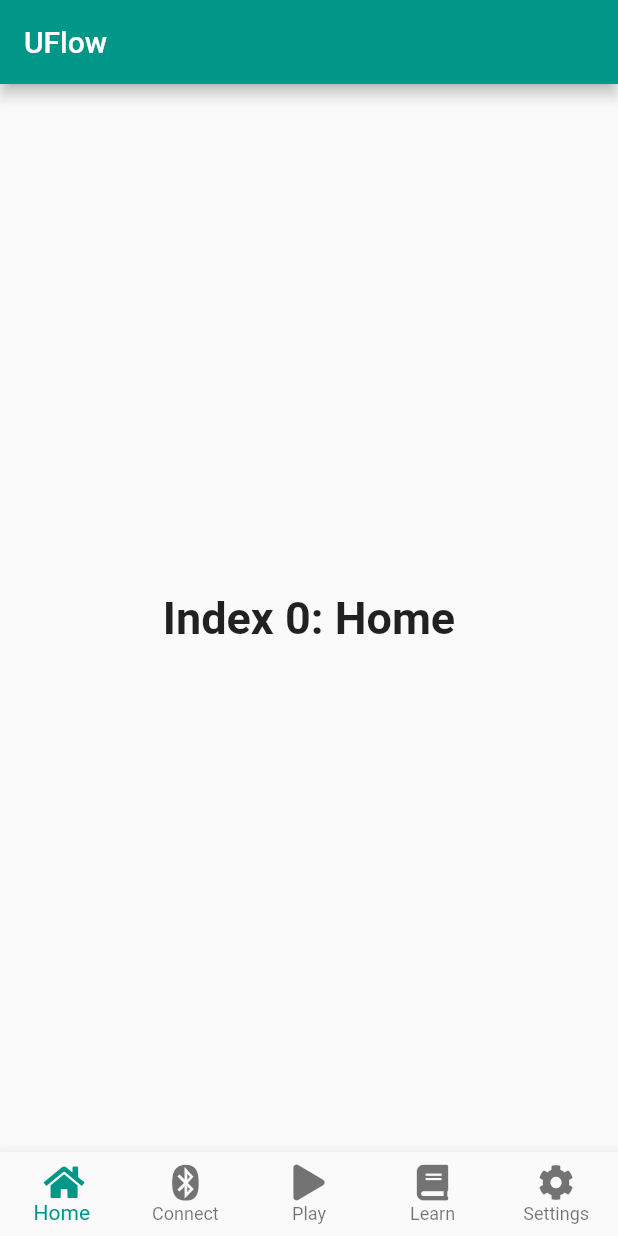
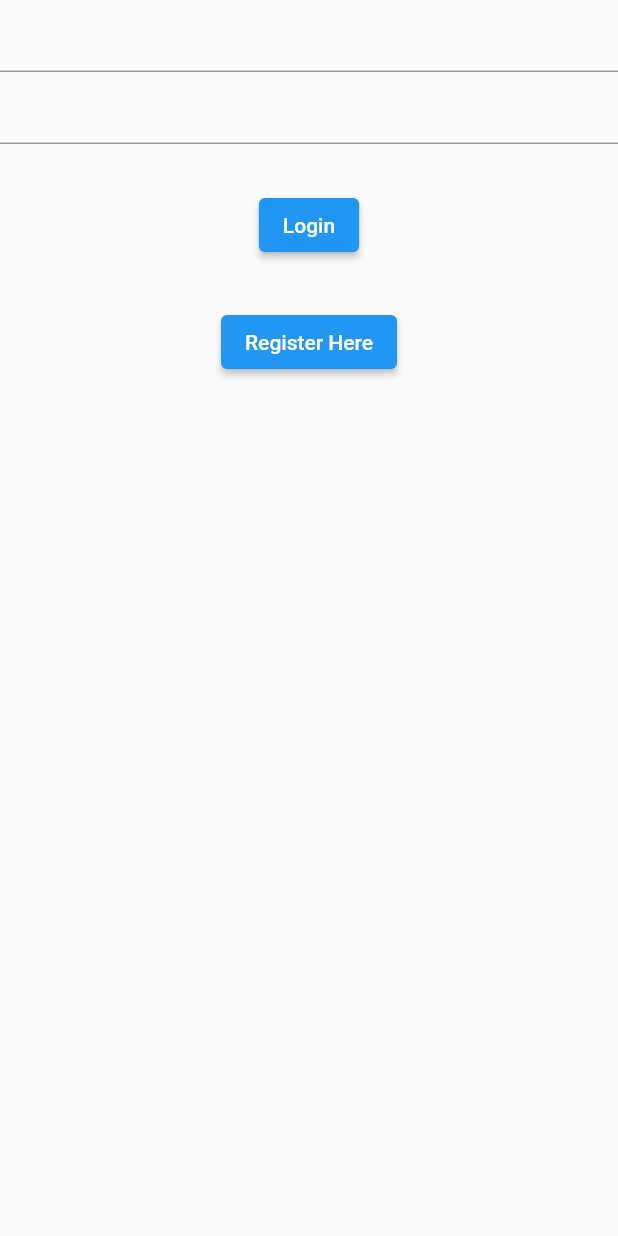
Before and after one commit to Team-8s/uflow_app, a Flutter app: the screen it shows after launch, on a phone screen of 412 x 824 dp. Run offline on Flutter 3.47's test engine with Material 2 defaults, Android fonts, the phone set to English and light mode, and no system bars; our stand-ins replace firebase_auth, firebase_core, flutter_blue, font_awesome_flutter; accounts and stored records are empty.

Commit message:
Updates to main

```diff
--- a/lib/input_page.dart
+++ b/lib/input_page.dart
@@ -1,6 +1,7 @@
 import 'package:flutter/material.dart';
 import 'package:font_awesome_flutter/font_awesome_flutter.dart';
 import 'play_page.dart';
+import 'pages/bluetooth_connect.dart';
 
 /// This is the stateful widget that the main application instantiates.
 class MyStatefulWidget extends StatefulWidget {
@@ -27,10 +28,7 @@ class _MyStatefulWidgetState extends State<MyStatefulWidget> {
         'Index 0: Home',
         style: optionStyle,
       ),
-      Text(
-        'Index 1: Connect',
-        style: optionStyle,
-      ),
+      bluetoothPage(),
       Column(mainAxisAlignment: MainAxisAlignment.center, children: <Widget>[
         Text('High Score: 9001'),
         FlatButton(
--- /dev/null
+++ b/lib/login_screen.dart
@@ -0,0 +1,63 @@
+import 'package:flutter/material.dart';
+import 'package:flutter/services.dart';
+import 'package:firebase_auth/firebase_auth.dart';
+
+class LoginScreen extends StatefulWidget {
+  @override
+  _LoginScreenState createState() => _LoginScreenState();
+}
+
+class _LoginScreenState extends State<LoginScreen> {
+  FirebaseAuth _auth = FirebaseAuth.instance;
+
+  String _email;
+  String _password;
+
+  @override
+  Widget build(BuildContext context) {
+    return Scaffold(
+      body: SafeArea(
+        child: Column(
+          children: [
+            TextField(
+              onChanged: (value) {
+                setState(() {
+                  _email = value;
+                });
+              },
+            ),
+            TextField(
+              onChanged: (value) {
+                setState() {
+                  _password = value;
+                }
+              },
+            ),
+            SizedBox(height: 30.0),
+            ElevatedButton(
+              onPressed: () {
+                try {
+                  // _auth.signInWithEmailAndPassword(
+                  //     email: _email, password: _password);
+                  Navigator.pushNamed(context, '/home');
+                } catch (e) {
+                  print(e);
+                }
+              },
+              child: Text("Login"),
+            ),
+            SizedBox(
+              height: 30.0,
+            ),
+            ElevatedButton(
+              onPressed: () {
+                Navigator.pushNamed(context, '/register-user');
+              },
+              child: Text("Register Here"),
+            ),
+          ],
+        ),
+      ),
+    );
+  }
+}
--- a/lib/main.dart
+++ b/lib/main.dart
@@ -1,7 +1,32 @@
 import 'package:flutter/material.dart';
+import 'package:uflow_app/register_user_screen.dart';
 import 'input_page.dart';
+import 'login_screen.dart';
+import 'package:firebase_core/firebase_core.dart';
 
-void main() => runApp(MyApp());
+void main() => runApp(InitApp());
+
+class InitApp extends StatelessWidget {
+  @override
+  Widget build(BuildContext context) {
+    print('Inistializing Firebase');
+    return FutureBuilder(
+      future: Firebase.initializeApp(),
+      builder: (context, snapshot){
+        if(snapshot.hasError){
+          print(snapshot.error);
+          // TODO: Create a screen from app crash on initialization
+          return Text('Something went wrong', textDirection: TextDirection.ltr,);
+        } else if(snapshot.connectionState == ConnectionState.done){
+          return MyApp();
+        } else {
+          // TODO: Create a splash screen
+          return Text('Loading', textDirection: TextDirection.ltr,);
+        }
+      },
+    );
+  }
+}
 
 /// This is the main application widget.
 class MyApp extends StatelessWidget {
@@ -11,7 +36,13 @@ class MyApp extends StatelessWidget {
   Widget build(BuildContext context) {
     return MaterialApp(
       title: _title,
-      home: MyStatefulWidget(),
+      // home: MyStatefulWidget(),
+            initialRoute: '/',
+      routes: {
+        '/': (context) => LoginScreen(),
+        '/register-user': (context) => RegisterUserScreen(),
+        '/home': (context) => MyStatefulWidget(),
+      },
     );
   }
 }
--- a/pubspec.yaml
+++ b/pubspec.yaml
@@ -23,12 +23,13 @@ environment:
 dependencies:
   flutter:
     sdk: flutter
-
-
+  firebase_core: ^1.0.1
+  firebase_auth: ^1.0.1
   # The following adds the Cupertino Icons font to your application.
   # Use with the CupertinoIcons class for iOS style icons.
   cupertino_icons: ^1.0.0
   font_awesome_flutter: ^8.4.0
+  flutter_blue: ^0.7.3
 
 dev_dependencies:
   flutter_test:
```
Also changed, not shown: lib/pages/bluetooth_connect.dart (added, +91 -0 lines), lib/register_user_screen.dart (added, +23 -0 lines), pubspec.lock, 5 other files.
